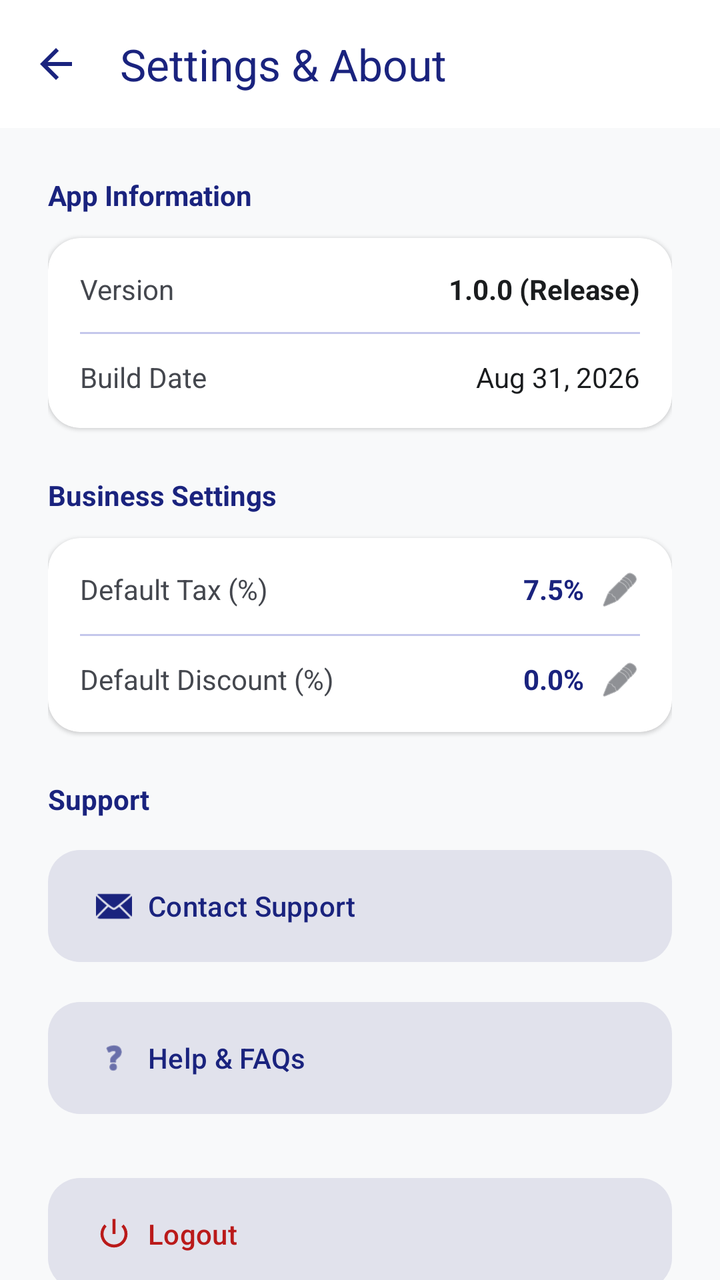
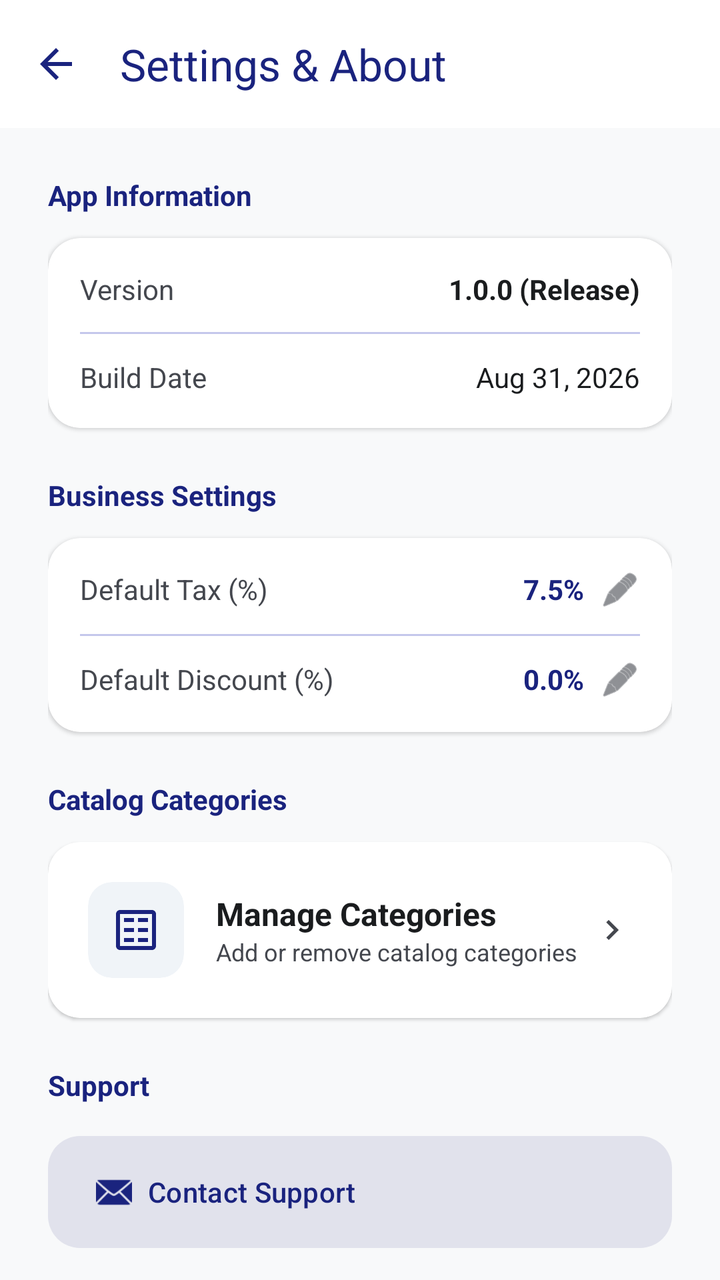

Two renders of the same Android screen: before a commit and after it. Below are the layout's source before the change and the commit's diff.
<!-- AndroidManifest.xml: application theme Theme.PosExpress -->
<!-- res/layout/fragment_settings.xml -->
<?xml version="1.0" encoding="utf-8"?>
<androidx.coordinatorlayout.widget.CoordinatorLayout xmlns:android="http://schemas.android.com/apk/res/android"
    xmlns:app="http://schemas.android.com/apk/res-auto"
    android:layout_width="match_parent"
    android:layout_height="match_parent"
    android:background="@color/backgroundOffWhite">

    <com.google.android.material.appbar.AppBarLayout
        android:layout_width="match_parent"
        android:layout_height="wrap_content"
        android:background="@color/white"
        android:fitsSystemWindows="true"
        app:elevation="0dp">

        <com.google.android.material.appbar.MaterialToolbar
            android:id="@+id/toolbar"
            android:layout_width="match_parent"
            android:layout_height="?attr/actionBarSize"
            app:title="@string/title_settings"
            app:titleTextColor="@color/primaryNavy"
            app:navigationIcon="@drawable/ic_back_modern"
            app:navigationIconTint="@color/primaryNavy" />

    </com.google.android.material.appbar.AppBarLayout>

    <androidx.core.widget.NestedScrollView
        android:layout_width="match_parent"
        android:layout_height="match_parent"
        app:layout_behavior="@string/appbar_scrolling_view_behavior">

        <LinearLayout
            android:layout_width="match_parent"
            android:layout_height="wrap_content"
            android:orientation="vertical"
            android:padding="24dp">

            
            <TextView
                android:layout_width="wrap_content"
                android:layout_height="wrap_content"
                android:text="@string/section_app_info"
                android:textColor="@color/primaryNavy"
                android:textStyle="bold"
                android:textSize="14sp"
                android:layout_marginBottom="12dp" />

            <com.google.android.material.card.MaterialCardView
                android:layout_width="match_parent"
                android:layout_height="wrap_content"
                app:cardCornerRadius="16dp"
                app:cardElevation="1dp"
                app:strokeWidth="0dp"
                app:cardBackgroundColor="@color/white"
                android:layout_marginBottom="24dp">

                <LinearLayout
                    android:layout_width="match_parent"
                    android:layout_height="wrap_content"
                    android:orientation="vertical"
                    android:padding="16dp">

                    <LinearLayout
                        android:layout_width="match_parent"
                        android:layout_height="wrap_content"
                        android:orientation="horizontal">
                        <TextView
                            android:layout_width="0dp"
                            android:layout_height="wrap_content"
                            android:layout_weight="1"
                            android:text="@string/label_version"
                            android:textColor="@color/textSecondary" />
                        <TextView
                            android:id="@+id/tvAppVersion"
                            android:layout_width="wrap_content"
                            android:layout_height="wrap_content"
                            android:text="1.0.0 (Release)"
                            android:textColor="@color/textPrimary"
                            android:textStyle="bold" />
                    </LinearLayout>

                    <View
                        android:layout_width="match_parent"
                        android:layout_height="1dp"
                        android:background="@color/divider"
                        android:layout_marginVertical="12dp" />

                    <LinearLayout
                        android:layout_width="match_parent"
                        android:layout_height="wrap_content"
                        android:orientation="horizontal">
                        <TextView
                            android:layout_width="0dp"
                            android:layout_height="wrap_content"
                            android:layout_weight="1"
                            android:text="@string/label_build"
                            android:textColor="@color/textSecondary" />
                        <TextView
                            android:layout_width="wrap_content"
                            android:layout_height="wrap_content"
                            android:text="Aug 31, 2026"
                            android:textColor="@color/textPrimary" />
                    </LinearLayout>

                </LinearLayout>
            </com.google.android.material.card.MaterialCardView>

            
            <TextView
                android:layout_width="wrap_content"
                android:layout_height="wrap_content"
                android:text="Business Settings"
                android:textColor="@color/primaryNavy"
                android:textStyle="bold"
                android:textSize="14sp"
                android:layout_marginBottom="12dp" />

            <com.google.android.material.card.MaterialCardView
                android:layout_width="match_parent"
                android:layout_height="wrap_content"
                app:cardCornerRadius="16dp"
                app:cardElevation="1dp"
                app:strokeWidth="0dp"
                app:cardBackgroundColor="@color/white"
                android:layout_marginBottom="24dp">

                <LinearLayout
                    android:layout_width="match_parent"
                    android:layout_height="wrap_content"
                    android:orientation="vertical"
                    android:padding="16dp">

                    <LinearLayout
                        android:id="@+id/btnConfigTax"
                        android:layout_width="match_parent"
                        android:layout_height="wrap_content"
                        android:orientation="horizontal"
                        android:background="?attr/selectableItemBackground"
                        android:clickable="true"
                        android:focusable="true">
                        <TextView
                            android:layout_width="0dp"
                            android:layout_height="wrap_content"
                            android:layout_weight="1"
                            android:text="Default Tax (%)"
                            android:textColor="@color/textSecondary" />
                        <TextView
                            android:id="@+id/tvTaxValue"
                            android:layout_width="wrap_content"
                            android:layout_height="wrap_content"
                            android:text="7.5%"
                            android:textColor="@color/primaryNavy"
                            android:textStyle="bold" />

                        <ImageView
                            android:layout_width="20dp"
                            android:layout_height="20dp"
                            android:layout_marginStart="8dp"
                            android:src="@android:drawable/ic_menu_edit"
                            app:tint="@color/textSecondary" />
                    </LinearLayout>

                    <View
                        android:layout_width="match_parent"
                        android:layout_height="1dp"
                        android:background="@color/divider"
                        android:layout_marginVertical="12dp" />

                    <LinearLayout
                        android:id="@+id/btnConfigDiscount"
                        android:layout_width="match_parent"
                        android:layout_height="wrap_content"
                        android:orientation="horizontal"
                        android:background="?attr/selectableItemBackground"
                        android:clickable="true"
                        android:focusable="true">
                        <TextView
                            android:layout_width="0dp"
                            android:layout_height="wrap_content"
                            android:layout_weight="1"
                            android:text="Default Discount (%)"
                            android:textColor="@color/textSecondary" />
                        <TextView
                            android:id="@+id/tvDiscountValue"
                            android:layout_width="wrap_content"
                            android:layout_height="wrap_content"
                            android:text="0.0%"
                            android:textColor="@color/primaryNavy"
                            android:textStyle="bold" />

                        <ImageView
                            android:layout_width="20dp"
                            android:layout_height="20dp"
                            android:layout_marginStart="8dp"
                            android:src="@android:drawable/ic_menu_edit"
                            app:tint="@color/textSecondary" />
                    </LinearLayout>

                </LinearLayout>
            </com.google.android.material.card.MaterialCardView>

            
            <TextView
                android:layout_width="wrap_content"
                android:layout_height="wrap_content"
                android:text="@string/section_support"
                android:textColor="@color/primaryNavy"
                android:textStyle="bold"
                android:textSize="14sp"
                android:layout_marginBottom="12dp" />

            <com.google.android.material.button.MaterialButton
                android:id="@+id/btnSupport"
                style="@style/Widget.Material3.Button.TonalButton"
                android:layout_width="match_parent"
                android:layout_height="64dp"
                android:text="@string/btn_contact_support"
                android:textAlignment="viewStart"
                app:icon="@android:drawable/ic_dialog_email"
                app:iconGravity="textStart"
                app:cornerRadius="16dp"
                android:layout_marginBottom="12dp" />

            <com.google.android.material.button.MaterialButton
                android:id="@+id/btnHelp"
                style="@style/Widget.Material3.Button.TonalButton"
                android:layout_width="match_parent"
                android:layout_height="64dp"
                android:text="@string/btn_help"
                android:textAlignment="viewStart"
                app:icon="@android:drawable/ic_menu_help"
                app:iconGravity="textStart"
                app:cornerRadius="16dp"
                android:layout_marginBottom="24dp" />

            
            <com.google.android.material.button.MaterialButton
                android:id="@+id/btnLogout"
                style="@style/Widget.Material3.Button.TonalButton"
                android:layout_width="match_parent"
                android:layout_height="64dp"
                android:text="@string/btn_logout"
                android:textAlignment="viewStart"
                android:textColor="@color/alertRed"
                app:icon="@android:drawable/ic_lock_power_off"
                app:iconGravity="textStart"
                app:iconTint="@color/alertRed"
                app:cornerRadius="16dp"
                android:layout_marginBottom="32dp" />

            
            <ImageView
                android:layout_width="64dp"
                android:layout_height="64dp"
                android:layout_gravity="center"
                android:src="@mipmap/ic_launcher_round"
                android:alpha="0.3" />

            <TextView
                android:layout_width="wrap_content"
                android:layout_height="wrap_content"
                android:layout_gravity="center"
                android:text="PaySwift POS Express"
                android:textColor="@color/textSecondary"
                android:textSize="12sp"
                android:layout_marginTop="8dp" />

        </LinearLayout>
    </androidx.core.widget.NestedScrollView>

</androidx.coordinatorlayout.widget.CoordinatorLayout>
<!-- resources referenced by this layout -->
<resources>
  <color name="alertRed">#BA1A1A</color>
  <color name="backgroundOffWhite">#F8F9FA</color>
  <color name="divider">#C4C7EB</color>
  <color name="primaryNavy">#1A237E</color>
  <color name="textPrimary">#1A1C1E</color>
  <color name="textSecondary">#44474E</color>
  <color name="white">#FFFFFF</color>
  <!-- drawable ic_back_modern (drawable) -->
  <vector xmlns:android="http://schemas.android.com/apk/res/android"
      android:width="24dp"
      android:height="24dp"
      android:viewportWidth="24"
      android:viewportHeight="24">
      <path
          android:fillColor="#FF000000"
          android:pathData="M20,11H7.83l5.59-5.59L12,4l-8,8l8,8l1.41-1.41L7.83,13H20V11z" />
  </vector>
  <!-- mipmap ic_launcher_round (mipmap-anydpi-v26) -->
  <?xml version="1.0" encoding="utf-8"?>
  <adaptive-icon xmlns:android="http://schemas.android.com/apk/res/android">
      <background android:drawable="@drawable/ic_launcher_background" />
      <foreground android:drawable="@drawable/ic_launcher_foreground" />
      <monochrome android:drawable="@drawable/ic_launcher_foreground" />
  </adaptive-icon>
  <string name="btn_contact_support">Contact Support</string>
  <string name="btn_help">Help &amp; FAQs</string>
  <string name="btn_logout">Logout</string>
  <string name="label_build">Build Date</string>
  <string name="label_version">Version</string>
  <string name="section_app_info">App Information</string>
  <string name="section_support">Support</string>
  <string name="title_settings">Settings &amp; About</string>
  <style name="Theme.PosExpress" parent="Base.Theme.PosExpress" />
  <!-- drawable ic_launcher_background (drawable) -->
  <?xml version="1.0" encoding="utf-8"?>
  <vector xmlns:android="http://schemas.android.com/apk/res/android"
      android:width="108dp"
      android:height="108dp"
      android:viewportWidth="108"
      android:viewportHeight="108">
      <path
          android:fillColor="#1A237E"
          android:pathData="M0,0h108v108h-108z" />
  </vector>
  <style name="Base.Theme.PosExpress" parent="Theme.Material3.DayNight.NoActionBar">
          <item name="colorPrimary">@color/primaryNavy</item>
          <item name="colorOnPrimary">@color/white</item>
          <item name="android:windowBackground">@color/backgroundOffWhite</item>
          <item name="android:statusBarColor">@color/primaryNavy</item>
          <item name="colorSecondaryContainer">@color/surfaceVariant</item>
          <item name="colorOnSecondaryContainer">@color/primaryNavy</item>
      </style>
  <color name="surfaceVariant">#E1E2EC</color>
  <!-- unchanged entries left out for length: 1 -->
</resources>

<!-- the commit's change to res/layout/fragment_settings.xml (unified diff, before → after) -->
@@ -195,6 +195,82 @@
                             app:tint="@color/textSecondary" />
                     </LinearLayout>
 
+                </LinearLayout>
+            </com.google.android.material.card.MaterialCardView>
+
+            
+            <TextView
+                android:layout_width="wrap_content"
+                android:layout_height="wrap_content"
+                android:text="@string/section_categories"
+                android:textColor="@color/primaryNavy"
+                android:textStyle="bold"
+                android:textSize="14sp"
+                android:layout_marginBottom="12dp" />
+
+            <com.google.android.material.card.MaterialCardView
+                android:id="@+id/cardManageCategories"
+                android:layout_width="match_parent"
+                android:layout_height="wrap_content"
+                app:cardCornerRadius="16dp"
+                app:cardElevation="1dp"
+                app:strokeWidth="0dp"
+                app:cardBackgroundColor="@color/white"
+                android:clickable="true"
+                android:focusable="true"
+                android:foreground="?attr/selectableItemBackground"
+                android:layout_marginBottom="24dp">
+
+                <LinearLayout
+                    android:layout_width="match_parent"
+                    android:layout_height="wrap_content"
+                    android:orientation="horizontal"
+                    android:padding="20dp"
+                    android:gravity="center_vertical">
+
+                    <com.google.android.material.card.MaterialCardView
+                        android:layout_width="48dp"
+                        android:layout_height="48dp"
+                        app:cardCornerRadius="12dp"
+                        app:cardBackgroundColor="#F0F4F8"
+                        app:strokeWidth="0dp"
+                        app:cardElevation="0dp">
+                        <ImageView
+                            android:layout_width="24dp"
+                            android:layout_height="24dp"
+                            android:layout_gravity="center"
+                            android:src="@drawable/ic_inventory_modern"
+                            app:tint="@color/primaryNavy" />
+                    </com.google.android.material.card.MaterialCardView>
+
+                    <LinearLayout
+                        android:layout_width="0dp"
+                        android:layout_height="wrap_content"
+                        android:layout_weight="1"
+                        android:layout_marginStart="16dp"
+                        android:orientation="vertical">
+
+                        <TextView
+                            android:layout_width="wrap_content"
+                            android:layout_height="wrap_content"
+                            android:text="@string/label_manage_categories"
+                            android:textColor="@color/textPrimary"
+                            android:textSize="16sp"
+                            android:textStyle="bold" />
+
+                        <TextView
+                            android:layout_width="wrap_content"
+                            android:layout_height="wrap_content"
+                            android:text="@string/desc_manage_categories"
+                            android:textColor="@color/textSecondary"
+                            android:textSize="12sp" />
+                    </LinearLayout>
+
+                    <ImageView
+                        android:layout_width="20dp"
+                        android:layout_height="20dp"
+                        android:src="@drawable/ic_arrow_forward_modern"
+                        app:tint="@color/textSecondary" />
                 </LinearLayout>
             </com.google.android.material.card.MaterialCardView>
 
<!-- resource entries referenced after the edit -->
@@ -7,6 +7,16 @@
   <color name="textPrimary">#1A1C1E</color>
   <color name="textSecondary">#44474E</color>
   <color name="white">#FFFFFF</color>
+  <!-- drawable ic_arrow_forward_modern (drawable) -->
+  <vector xmlns:android="http://schemas.android.com/apk/res/android"
+      android:width="24dp"
+      android:height="24dp"
+      android:viewportWidth="24"
+      android:viewportHeight="24">
+      <path
+          android:fillColor="#FF000000"
+          android:pathData="M8.59,16.59L13.17,12L8.59,7.41L10,6l6,6l-6,6L8.59,16.59z" />
+  </vector>
   <!-- drawable ic_back_modern (drawable) -->
   <vector xmlns:android="http://schemas.android.com/apk/res/android"
       android:width="24dp"
@@ -16,6 +26,16 @@
       <path
           android:fillColor="#FF000000"
           android:pathData="M20,11H7.83l5.59-5.59L12,4l-8,8l8,8l1.41-1.41L7.83,13H20V11z" />
+  </vector>
+  <!-- drawable ic_inventory_modern (drawable) -->
+  <vector xmlns:android="http://schemas.android.com/apk/res/android"
+      android:width="24dp"
+      android:height="24dp"
+      android:viewportWidth="24"
+      android:viewportHeight="24">
+      <path
+          android:fillColor="#FF000000"
+          android:pathData="M20,2H4C2.9,2 2,2.9 2,4v16c0,1.1 0.9,2 2,2h16c1.1,0 2,-0.9 2,-2V4C22,2.9 21.1,2 20,2zM20,20H4V4h16V20zM18,6h-5v2h5V6zM18,11h-5v2h5V11zM18,16h-5v2h5V16zM11,6H6v2h5V6zM11,11H6v2h5V11zM11,16H6v2h5V16z" />
   </vector>
   <!-- mipmap ic_launcher_round (mipmap-anydpi-v26) -->
   <?xml version="1.0" encoding="utf-8"?>
@@ -27,9 +47,12 @@
   <string name="btn_contact_support">Contact Support</string>
   <string name="btn_help">Help &amp; FAQs</string>
   <string name="btn_logout">Logout</string>
+  <string name="desc_manage_categories">Add or remove catalog categories</string>
   <string name="label_build">Build Date</string>
+  <string name="label_manage_categories">Manage Categories</string>
   <string name="label_version">Version</string>
   <string name="section_app_info">App Information</string>
+  <string name="section_categories">Catalog Categories</string>
   <string name="section_support">Support</string>
   <string name="title_settings">Settings &amp; About</string>
   <style name="Theme.PosExpress" parent="Base.Theme.PosExpress" />
